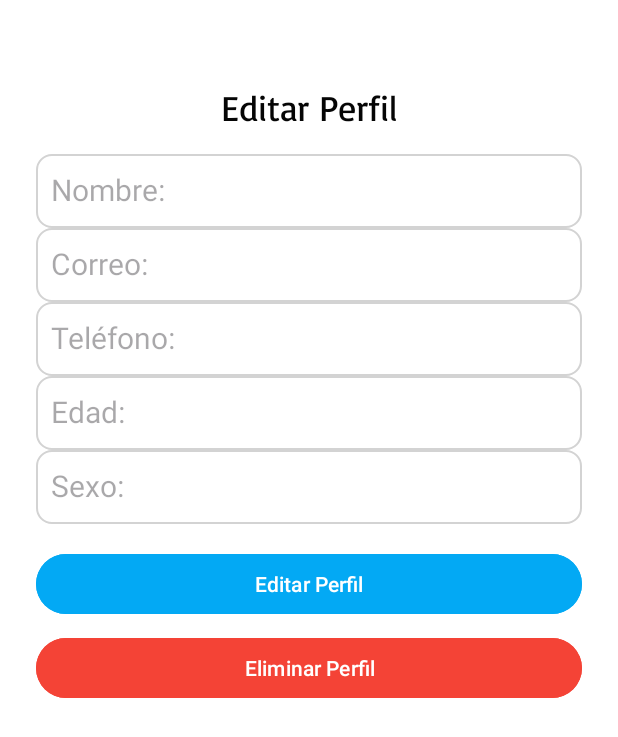
After one commit to REMOTEpine12/Abuetec, an Android app: the Perfil screen opened directly, with no data from a screen before it, on a phone screen of 412 x 824 dp. The commit adds this screen. Shown: the top 737 px of the screen. Run offline under Robolectric (Android 15) with nearby library versions, the phone set to English and light mode, and no system bars; Roboto replaces fonts that are not available here.

Commit message:
Se arreglo el bug de inicio por Kotlin, y se agrego la pagina para editar o eliminar a algún usuario.

```diff
--- a/app/build.gradle.kts
+++ b/app/build.gradle.kts
@@ -30,6 +30,9 @@ android {
     compileOptions {
         sourceCompatibility = JavaVersion.VERSION_11
         targetCompatibility = JavaVersion.VERSION_11
+    }
+    kotlinOptions{
+        jvmTarget = "11"
     }
     buildFeatures {
         viewBinding = true
--- a/app/src/main/AndroidManifest.xml
+++ b/app/src/main/AndroidManifest.xml
@@ -1,13 +1,13 @@
 <?xml version="1.0" encoding="utf-8"?>
 <manifest xmlns:android="http://schemas.android.com/apk/res/android"
-    xmlns:tools="http://schemas.android.com/tools" >
+    xmlns:tools="http://schemas.android.com/tools">
+
     <uses-permission android:name="android.permission.INTERNET" />
-    <uses-permission android:name="android.permission.RECORD_AUDIO"/>
-    <uses-permission android:name="android.permission.POST_NOTIFICATIONS"/>
-    <uses-permission android:name="android.permission.SCHEDULE_EXACT_ALARM"/>
+    <uses-permission android:name="android.permission.RECORD_AUDIO" />
+    <uses-permission android:name="android.permission.POST_NOTIFICATIONS" />
+    <uses-permission android:name="android.permission.SCHEDULE_EXACT_ALARM" />
 
     <application
-
         android:allowBackup="true"
         android:dataExtractionRules="@xml/data_extraction_rules"
         android:fullBackupContent="@xml/backup_rules"
@@ -16,9 +16,14 @@
         android:roundIcon="@mipmap/ic_launcher_round"
         android:supportsRtl="true"
         android:theme="@style/Theme.Aplicacion"
-        tools:targetApi="31" >
+        tools:targetApi="31">
+        <activity
+            android:name=".Perfil"
+            android:exported="false" />
+
         <receiver android:name=".CitaReceiver" />
-        <receiver android:name=".MedicamentoReceiver"
+        <receiver
+            android:name=".MedicamentoReceiver"
             android:exported="false" />
 
         <activity
@@ -44,7 +49,7 @@
             android:exported="false" />
         <activity
             android:name=".MainActivity"
-            android:exported="true" >
+            android:exported="true">
             <intent-filter>
                 <action android:name="android.intent.action.MAIN" />
 
--- /dev/null
+++ b/app/src/main/java/com/example/aplicacion/Perfil.java
@@ -0,0 +1,77 @@
+package com.example.aplicacion;
+
+import android.content.Intent;
+import android.os.Bundle;
+import android.view.View;
+import android.widget.TextView;
+import android.widget.Toast;
+
+import androidx.activity.EdgeToEdge;
+import androidx.appcompat.app.AppCompatActivity;
+import androidx.core.graphics.Insets;
+import androidx.core.view.ViewCompat;
+import androidx.core.view.WindowInsetsCompat;
+
+public class Perfil extends AppCompatActivity {
+
+    private TextView tvNombre, tvCorreo, tvTelefono, tvEdad, tvGenero;
+    private daoRegistrarse daoR;
+    private registrarse usuario;
+    @Override
+    protected void onCreate(Bundle savedInstanceState) {
+        super.onCreate(savedInstanceState);
+        EdgeToEdge.enable(this);
+        setContentView(R.layout.activity_perfil);
+        ViewCompat.setOnApplyWindowInsetsListener(findViewById(R.id.main), (v, insets) -> {
+            Insets systemBars = insets.getInsets(WindowInsetsCompat.Type.systemBars());
+            v.setPadding(systemBars.left, systemBars.top, systemBars.right, systemBars.bottom);
+            return insets;
+        });
+
+        // Asumimos que recibimos el ID del usuario
+        int idUsuario = getIntent().getIntExtra("id", -1);
+
+        daoR = new daoRegistrarse(this);
+        usuario = daoR.verUno(idUsuario);
+
+        tvNombre = findViewById(R.id.tvNombre);
+        tvCorreo = findViewById(R.id.tvCorreo);
+        tvTelefono = findViewById(R.id.tvTelefono);
+        tvEdad = findViewById(R.id.tvEdad);
+        tvGenero = findViewById(R.id.tvGenero);
+
+        if (usuario != null) {
+            tvNombre.setText("Nombre: " + usuario.getNombre());
+            tvCorreo.setText("Correo: " + usuario.getCorreo());
+            tvTelefono.setText("Teléfono: " + usuario.getTelefono());
+            tvEdad.setText("Edad: " + usuario.getEdad());
+            tvGenero.setText("Género: " + usuario.getGenero());
+        } else {
+            Toast.makeText(this, "Usuario no encontrado", Toast.LENGTH_SHORT).show();
+        }
+
+    }
+
+    public void editarPerfil(View view) {
+        Intent intent = new Intent(this, activity_main.class);
+        intent.putExtra("id", usuario.getId());
+        startActivity(intent);
+    }
+
+    public void eliminarPerfil(View view) {
+        boolean eliminado = daoR.eliminar(usuario.getId());
+        if (eliminado) {
+            Toast.makeText(this, "Perfil eliminado", Toast.LENGTH_SHORT).show();
+            finish(); // cerrar pantalla
+        } else {
+            Toast.makeText(this, "No se pudo eliminar", Toast.LENGTH_SHORT).show();
+        }
+    }
+
+    @Override
+    protected void onDestroy() {
+        super.onDestroy();
+        daoR.cerrar();
+    }
+
+}
--- a/app/src/main/java/com/example/aplicacion/Tracker.java
+++ b/app/src/main/java/com/example/aplicacion/Tracker.java
@@ -105,6 +105,7 @@ public class Tracker extends AppCompatActivity {
         });
     }
 
+    public void irAlPerfil(View view){ startActivity(new Intent(this, Perfil.class));}
     public void CITAS(View view){
         startActivity(new Intent(this, Citas.class));
     }
--- a/app/src/main/res/layout/activity_chatbot.xml
+++ b/app/src/main/res/layout/activity_chatbot.xml
@@ -6,7 +6,8 @@
     xmlns:tools="http://schemas.android.com/tools"
     android:layout_width="match_parent"
     android:layout_height="match_parent"
-    android:background="#FFFFFF">
+    android:background="#FFFFFF"
+    android:windowSoftInputMode="adjustResize">
 
     <androidx.appcompat.widget.AppCompatImageButton
         android:id="@+id/btnBack"
--- /dev/null
+++ b/app/src/main/res/layout/activity_perfil.xml
@@ -0,0 +1,108 @@
+<?xml version="1.0" encoding="utf-8"?>
+<androidx.constraintlayout.widget.ConstraintLayout xmlns:android="http://schemas.android.com/apk/res/android"
+    xmlns:app="http://schemas.android.com/apk/res-auto"
+    xmlns:tools="http://schemas.android.com/tools"
+    android:id="@+id/main"
+    android:layout_width="match_parent"
+    android:layout_height="match_parent"
+    tools:context=".Perfil">
+
+    <ScrollView xmlns:android="http://schemas.android.com/apk/res/android"
+        android:layout_width="match_parent"
+        android:layout_height="match_parent"
+        android:padding="24dp"
+        android:background="#FFFFFF">
+
+
+        <LinearLayout
+            android:orientation="vertical"
+            android:layout_width="match_parent"
+            android:layout_height="wrap_content"
+            android:gravity="center_horizontal">
+
+            <TextView
+                android:id="@+id/textView3"
+                android:layout_width="wrap_content"
+                android:layout_height="wrap_content"
+                android:text="Editar Perfil"
+                android:textColor="#050505"
+                android:textSize="24sp"
+                android:fontFamily="@font/basic"
+                android:layout_marginTop="32dp"
+                android:layout_marginBottom="16dp"
+                />
+
+            <TextView
+                android:id="@+id/tvNombre"
+                android:layout_width="match_parent"
+                android:layout_height="49dp"
+                android:hint="Nombre:"
+                android:background="@drawable/edittext_border"
+                android:inputType="text"
+                android:textSize="20sp"
+                android:padding="10dp" />
+
+            <TextView
+                android:id="@+id/tvCorreo"
+                android:layout_width="match_parent"
+                android:layout_height="49dp"
+                android:hint="Correo:"
+                android:background="@drawable/edittext_border"
+                android:inputType="text"
+                android:textSize="20sp"
+                android:padding="10dp" />
+
+            <TextView
+                android:id="@+id/tvTelefono"
+                android:layout_width="match_parent"
+                android:layout_height="49dp"
+                android:hint="Teléfono:"
+                android:background="@drawable/edittext_border"
+                android:inputType="text"
+                android:textSize="20sp"
+                android:padding="10dp" />
+
+            <TextView
+                android:id="@+id/tvEdad"
+                android:layout_width="match_parent"
+                android:layout_height="49dp"
+                android:hint="Edad:"
+                android:background="@drawable/edittext_border"
+                android:inputType="text"
+                android:textSize="20sp"
+                android:padding="10dp" />
+
+            <TextView
+                android:id="@+id/tvGenero"
+                android:layout_width="match_parent"
+                android:layout_height="49dp"
+                android:hint="Sexo:"
+                android:background="@drawable/edittext_border"
+                android:inputType="text"
+                android:textSize="20sp"
+                android:padding="10dp" />
+
+            <!-- Botones -->
+            <Button
+                android:id="@+id/btnEditar"
+                android:layout_width="match_parent"
+                android:layout_height="wrap_content"
+                android:text="Editar Perfil"
+                android:onClick="editarPerfil"
+                android:backgroundTint="#03A9F4"
+                android:textColor="#FFFFFF"
+                android:layout_marginTop="16dp" />
+
+            <Button
+                android:id="@+id/btnEliminar"
+                android:layout_width="match_parent"
+                android:layout_height="wrap_content"
+                android:text="Eliminar Perfil"
+                android:onClick="eliminarPerfil"
+                android:backgroundTint="#F44336"
+                android:textColor="#FFFFFF"
+                android:layout_marginTop="8dp" />
+        </LinearLayout>
+    </ScrollView>
+
+</androidx.constraintlayout.widget.ConstraintLayout>
--- a/app/src/main/res/layout/activity_tracker.xml
+++ b/app/src/main/res/layout/activity_tracker.xml
@@ -20,22 +20,29 @@
             android:gravity="center_horizontal">
 
             <!-- Icono de perfil -->
+
+            <!-- Cambiar perfil -->
+
+            <!-- Datos del usuario -->
             <ImageView
+                android:id="@+id/btnPerfil"
                 android:layout_width="64dp"
                 android:layout_height="64dp"
-                android:src="@drawable/ic_perfil"
-                android:contentDescription="Perfil" />
+                android:clickable="true"
+                android:contentDescription="Perfil"
+                android:focusable="true"
+                android:onClick="irAlPerfil"
+                android:rotationX="-2"
+                android:src="@drawable/ic_perfil" />
 
-            <!-- Cambiar perfil -->
             <TextView
                 android:layout_width="wrap_content"
                 android:layout_height="wrap_content"
+                android:layout_marginTop="4dp"
                 android:text="Change profile"
                 android:textColor="#00BCD4"
-                android:textSize="16sp"
-                android:layout_marginTop="4dp" />
+                android:textSize="16sp" />
 
-            <!-- Datos del usuario -->
             <TextView
                 android:id="@+id/nombreUsuario"
                 android:layout_width="wrap_content"
```
